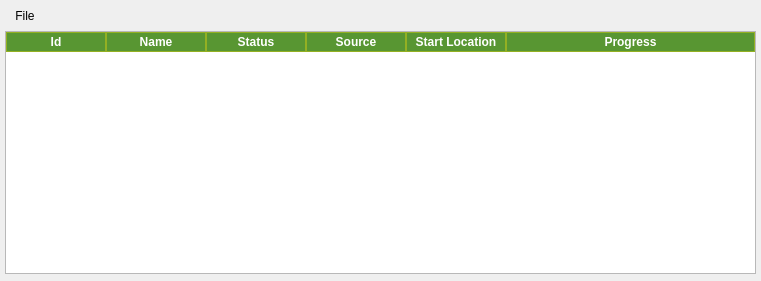
This is code/ui/ui_FmvManager.ui in All4Gis/QGISFMV as Qt 5 draws it before an edit. The edited form follows.
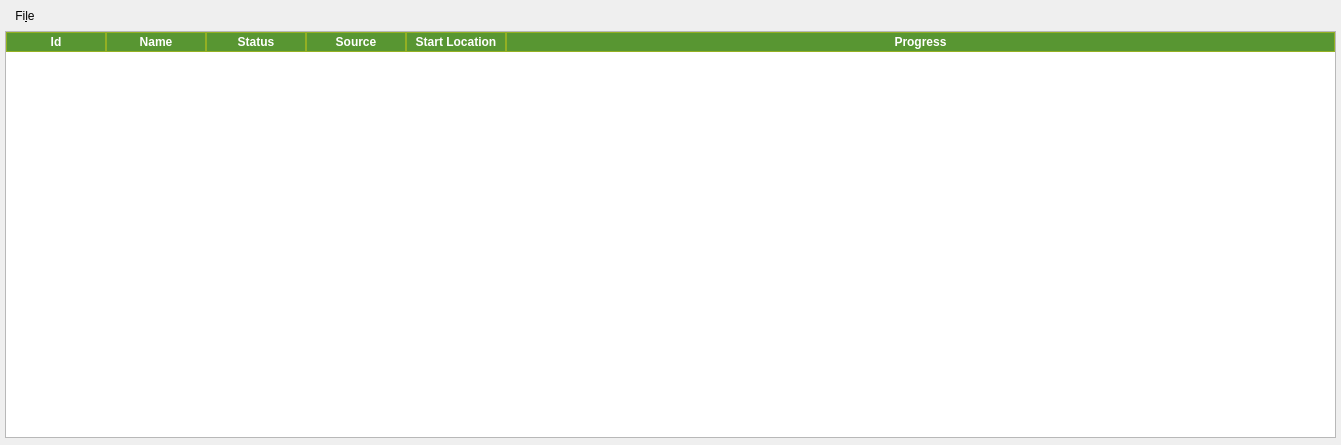
This is the edited form. Icons and pictures are not drawn.

Patch:
```diff
--- a/code/ui/ui_FmvManager.ui
+++ b/code/ui/ui_FmvManager.ui
@@ -6,8 +6,8 @@
    <rect>
     <x>0</x>
     <y>0</y>
-    <width>761</width>
-    <height>281</height>
+    <width>1341</width>
+    <height>445</height>
    </rect>
   </property>
   <property name="windowIcon">
@@ -49,7 +49,7 @@
       </property>
       <widget class="QMenu" name="menuFile">
        <property name="title">
-        <string>File</string>
+        <string>Fi&amp;le</string>
        </property>
        <addaction name="actionOpen_Stream"/>
        <addaction name="separator"/>
@@ -92,7 +92,6 @@
 margin: 0px;
 text-align: center;
 font-family: arial;
-font-size:12px;
 }
 
 QTableView
```
Left out of the diff: 10 changed lines with no effect on the pictures.
